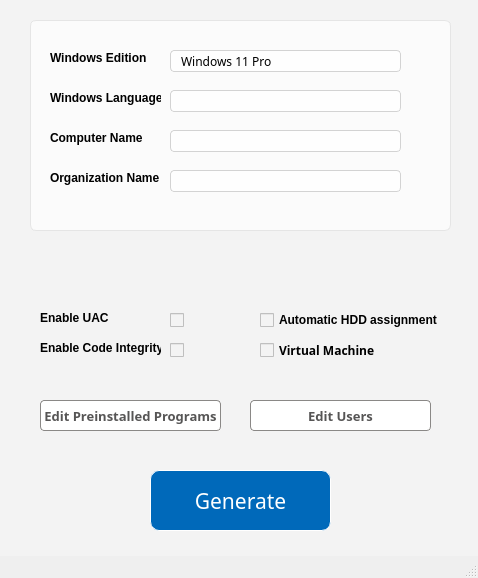
Above: MainWindow - untitled.ui from Alex591/answer-generator before the change. Below: the same form after it.
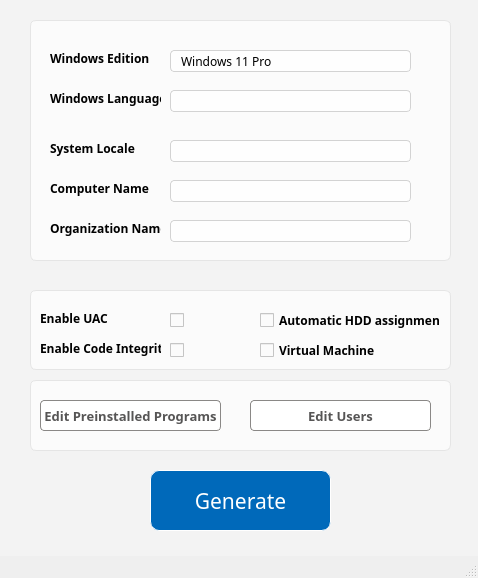
That is the form after the change. Icons and pictures are not drawn.

Diff of the .ui file:
```diff
--- a/MainWindow - untitled.ui
+++ b/MainWindow - untitled.ui
@@ -18,8 +18,8 @@
   </property>
   <property name="maximumSize">
    <size>
-    <width>478</width>
-    <height>578</height>
+    <width>16777215</width>
+    <height>16777215</height>
    </size>
   </property>
   <property name="palette">
@@ -95,6 +95,7 @@
     </property>
     <property name="font">
      <font>
+      <family>Segoe UI Variable</family>
       <pointsize>-1</pointsize>
       <underline>false</underline>
       <strikeout>false</strikeout>
@@ -212,6 +213,8 @@
     <property name="font">
      <font>
       <family>Segoe UI Variable Display Semib</family>
+      <pointsize>9</pointsize>
+      <weight>75</weight>
       <bold>true</bold>
      </font>
     </property>
@@ -227,6 +230,12 @@
     <property name="whatsThis">
      <string notr="true"/>
     </property>
+    <property name="styleSheet">
+     <string notr="true">.QCheckBox {
+background-color: #fbfbfb
+}
+</string>
+    </property>
     <property name="text">
      <string>Virtual Machine</string>
     </property>
@@ -239,13 +248,14 @@
      <rect>
       <x>170</x>
       <y>50</y>
-      <width>231</width>
+      <width>241</width>
       <height>22</height>
      </rect>
     </property>
     <property name="font">
      <font>
       <family>Segoe UI Variable Display</family>
+      <weight>50</weight>
       <bold>false</bold>
      </font>
     </property>
@@ -290,7 +300,7 @@
 	background-color: #f3f3f3
 }</string>
     </property>
-    <property name="placeholderText">
+    <property name="placeholderText" stdset="0">
      <string>Windows 11 Pro</string>
     </property>
     <item>
@@ -315,6 +325,8 @@
     </property>
     <property name="font">
      <font>
+      <family>Segoe UI Variable Display Semib</family>
+      <weight>75</weight>
       <bold>true</bold>
      </font>
     </property>
@@ -333,15 +345,23 @@
      <rect>
       <x>260</x>
       <y>310</y>
-      <width>211</width>
+      <width>181</width>
       <height>20</height>
      </rect>
     </property>
     <property name="font">
      <font>
+      <family>Segoe UI Variable Display Semib</family>
+      <weight>75</weight>
       <bold>true</bold>
      </font>
     </property>
+    <property name="styleSheet">
+     <string notr="true">.QCheckBox {
+background-color: #fbfbfb
+}
+</string>
+    </property>
     <property name="text">
      <string>Automatic HDD assignment</string>
     </property>
@@ -357,6 +377,8 @@
     </property>
     <property name="font">
      <font>
+      <family>Segoe UI Variable Display Semib</family>
+      <weight>75</weight>
       <bold>true</bold>
      </font>
     </property>
@@ -375,10 +397,15 @@
      <rect>
       <x>170</x>
       <y>90</y>
-      <width>231</width>
+      <width>241</width>
       <height>22</height>
      </rect>
     </property>
+    <property name="font">
+     <font>
+      <family>Segoe UI Variable Display</family>
+     </font>
+    </property>
     <property name="styleSheet">
      <string notr="true">/* Main ComboBox Style */
 #win_language_combobox {
@@ -432,9 +459,17 @@
     </property>
     <property name="font">
      <font>
+      <family>Segoe UI Variable Display Semib</family>
+      <weight>75</weight>
       <bold>true</bold>
      </font>
     </property>
+    <property name="styleSheet">
+     <string notr="true">.QLabel {
+background-color: #fbfbfb
+}
+</string>
+    </property>
     <property name="text">
      <string>Enable UAC</string>
     </property>
@@ -460,6 +495,12 @@
     <property name="whatsThis">
      <string notr="true"/>
     </property>
+    <property name="styleSheet">
+     <string notr="true">.QCheckBox {
+background-color: #fbfbfb
+}
+</string>
+    </property>
     <property name="text">
      <string/>
     </property>
@@ -478,9 +519,17 @@
     </property>
     <property name="font">
      <font>
+      <family>Segoe UI Variable Display Semib</family>
+      <weight>75</weight>
       <bold>true</bold>
      </font>
     </property>
+    <property name="styleSheet">
+     <string notr="true">.QLabel {
+background-color: #fbfbfb
+}
+</string>
+    </property>
     <property name="text">
      <string>Enable Code Integrity</string>
     </property>
@@ -506,6 +555,12 @@
     <property name="whatsThis">
      <string notr="true"/>
     </property>
+    <property name="styleSheet">
+     <string notr="true">.QCheckBox {
+background-color: #fbfbfb
+}
+</string>
+    </property>
     <property name="text">
      <string/>
     </property>
@@ -513,15 +568,40 @@
      <bool>false</bool>
     </property>
    </widget>
-   <widget class="QLineEdit" name="lineEdit">
+   <widget class="QGroupBox" name="groupBox">
     <property name="geometry">
      <rect>
-      <x>170</x>
-      <y>130</y>
-      <width>231</width>
+      <x>30</x>
+      <y>20</y>
+      <width>421</width>
+      <height>241</height>
+     </rect>
+    </property>
+    <property name="styleSheet">
+     <string notr="true">.QGroupBox {
+border: 1px solid #e5e5e5;
+border-radius: 6px;
+background-color: #fbfbfb
+}
+</string>
+    </property>
+    <property name="title">
+     <string/>
+    </property>
+    <widget class="QLineEdit" name="lineEdit_2">
+     <property name="geometry">
+      <rect>
+       <x>140</x>
+       <y>200</y>
+       <width>241</width>
       <height>22</height>
      </rect>
     </property>
+     <property name="font">
+      <font>
+       <family>Segoe UI Variable Display</family>
+      </font>
+     </property>
     <property name="styleSheet">
      <string notr="true">.QLineEdit {
 border: 1px solid #d3d3d3;
@@ -537,14 +617,16 @@
    <widget class="QLabel" name="label_6">
     <property name="geometry">
      <rect>
-      <x>50</x>
-      <y>130</y>
+       <x>20</x>
+       <y>160</y>
       <width>101</width>
       <height>16</height>
      </rect>
     </property>
     <property name="font">
      <font>
+       <family>Segoe UI Variable Display Semib</family>
+       <weight>75</weight>
       <bold>true</bold>
      </font>
     </property>
@@ -558,38 +640,19 @@
      <string>Computer Name</string>
     </property>
    </widget>
-   <widget class="QLineEdit" name="lineEdit_2">
-    <property name="geometry">
-     <rect>
-      <x>170</x>
-      <y>170</y>
-      <width>231</width>
-      <height>22</height>
-     </rect>
-    </property>
-    <property name="styleSheet">
-     <string notr="true">.QLineEdit {
-border: 1px solid #d3d3d3;
-border-radius: 4px;
-padding-left: 10px;
-background-color: rgb(254, 254, 254)
-}
-.QLineEdit:hover{
-background-color: rgb(250, 250, 250)
-}</string>
-    </property>
-   </widget>
    <widget class="QLabel" name="label_7">
     <property name="geometry">
      <rect>
-      <x>50</x>
-      <y>170</y>
+       <x>20</x>
+       <y>200</y>
       <width>111</width>
       <height>16</height>
      </rect>
     </property>
     <property name="font">
      <font>
+       <family>Segoe UI Variable Display Semib</family>
+       <weight>75</weight>
       <bold>true</bold>
      </font>
     </property>
@@ -603,13 +666,92 @@
      <string>Organization Name</string>
     </property>
    </widget>
-   <widget class="QGroupBox" name="groupBox">
+    <widget class="QLineEdit" name="lineEdit">
     <property name="geometry">
      <rect>
+       <x>140</x>
+       <y>160</y>
+       <width>241</width>
+       <height>22</height>
+      </rect>
+     </property>
+     <property name="font">
+      <font>
+       <family>Segoe UI Variable Display</family>
+      </font>
+     </property>
+     <property name="styleSheet">
+      <string notr="true">.QLineEdit {
+border: 1px solid #d3d3d3;
+border-radius: 4px;
+padding-left: 10px;
+background-color: rgb(254, 254, 254)
+}
+.QLineEdit:hover{
+background-color: rgb(250, 250, 250)
+}</string>
+     </property>
+    </widget>
+    <widget class="QLabel" name="label_8">
+     <property name="geometry">
+      <rect>
+       <x>20</x>
+       <y>120</y>
+       <width>111</width>
+       <height>16</height>
+      </rect>
+     </property>
+     <property name="font">
+      <font>
+       <family>Segoe UI Variable Display Semib</family>
+       <weight>75</weight>
+       <bold>true</bold>
+      </font>
+     </property>
+     <property name="styleSheet">
+      <string notr="true">.QLabel {
+background-color: #fbfbfb
+}
+</string>
+     </property>
+     <property name="text">
+      <string>System Locale</string>
+     </property>
+    </widget>
+    <widget class="QLineEdit" name="syslocale_lineedit">
+     <property name="geometry">
+      <rect>
+       <x>140</x>
+       <y>120</y>
+       <width>241</width>
+       <height>22</height>
+      </rect>
+     </property>
+     <property name="font">
+      <font>
+       <family>Segoe UI Variable Display</family>
+      </font>
+     </property>
+     <property name="styleSheet">
+      <string notr="true">.QLineEdit {
+border: 1px solid #d3d3d3;
+border-radius: 4px;
+padding-left: 10px;
+background-color: rgb(254, 254, 254)
+}
+.QLineEdit:hover{
+background-color: rgb(250, 250, 250)
+}</string>
+     </property>
+    </widget>
+   </widget>
+   <widget class="QGroupBox" name="groupBox_2">
+    <property name="geometry">
+     <rect>
       <x>30</x>
-      <y>20</y>
+      <y>290</y>
       <width>421</width>
-      <height>211</height>
+      <height>80</height>
      </rect>
     </property>
     <property name="styleSheet">
@@ -624,6 +766,29 @@
      <string/>
     </property>
    </widget>
+   <widget class="QGroupBox" name="groupBox_3">
+    <property name="geometry">
+     <rect>
+      <x>30</x>
+      <y>380</y>
+      <width>421</width>
+      <height>71</height>
+     </rect>
+    </property>
+    <property name="styleSheet">
+     <string notr="true">.QGroupBox {
+border: 1px solid #e5e5e5;
+border-radius: 6px;
+background-color: #fbfbfb
+}
+</string>
+    </property>
+    <property name="title">
+     <string/>
+    </property>
+   </widget>
+   <zorder>groupBox_3</zorder>
+   <zorder>groupBox_2</zorder>
    <zorder>groupBox</zorder>
    <zorder>pushButton</zorder>
    <zorder>user_edit_button</zorder>
@@ -638,10 +803,6 @@
    <zorder>uac_checkbox</zorder>
    <zorder>label_5</zorder>
    <zorder>codeintegrity_checkbox</zorder>
-   <zorder>lineEdit</zorder>
-   <zorder>label_6</zorder>
-   <zorder>lineEdit_2</zorder>
-   <zorder>label_7</zorder>
   </widget>
   <widget class="QStatusBar" name="statusbar"/>
  </widget>
```
Lines whose indentation alone changed are shown as unchanged.
